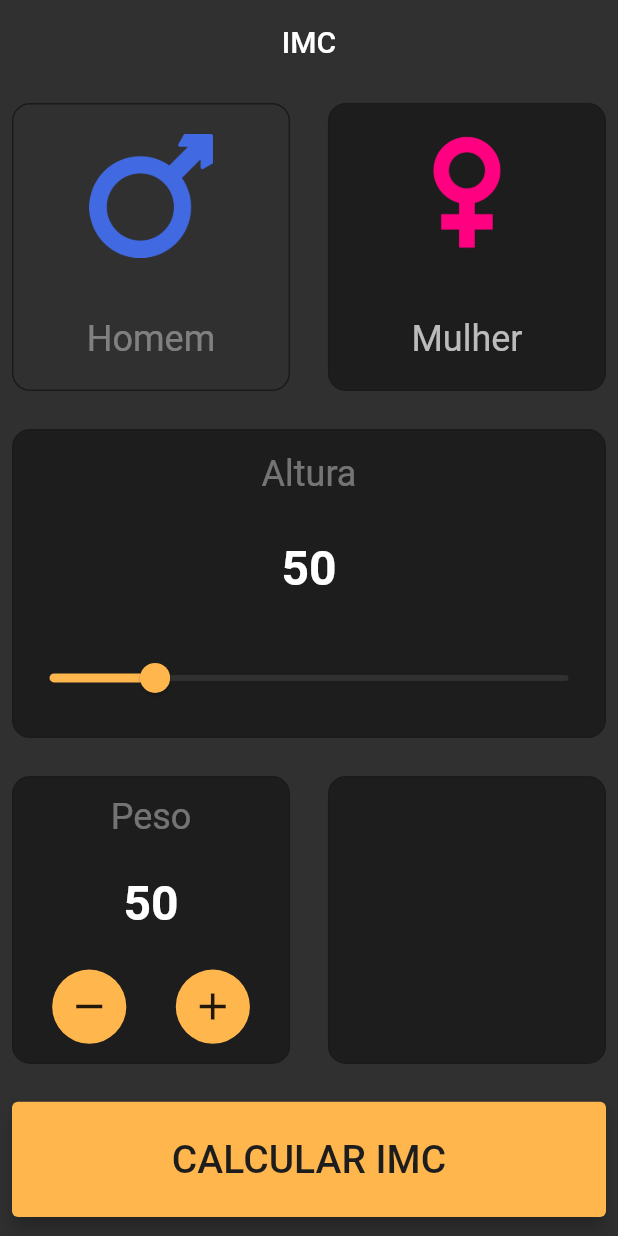
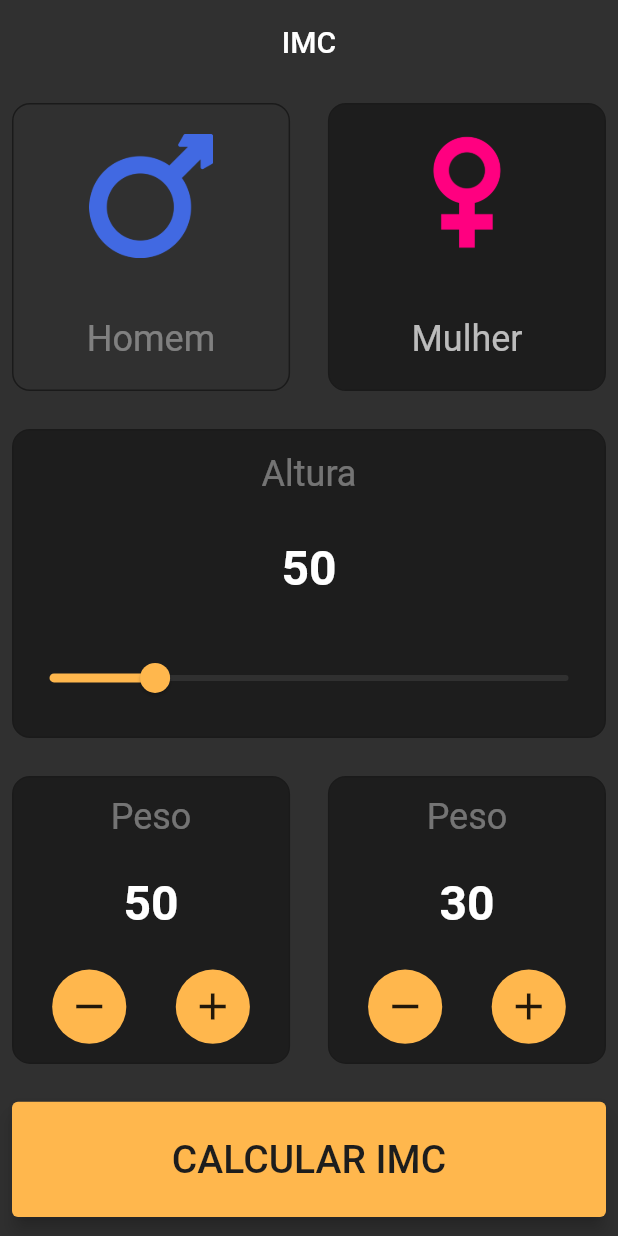
Before and after one commit to robertoalvarezjunior/imc_app, a Flutter app: the screen it shows after launch, on a phone screen of 412 x 824 dp. Run offline on Flutter 3.47's test engine with Material 2 defaults, Android fonts, the phone set to English and light mode, and no system bars.

Commit message:
age change

```diff
--- /dev/null
+++ b/lib/controllers/age_controller.dart
@@ -0,0 +1,16 @@
+import 'package:flutter/cupertino.dart';
+
+class AgeController with ChangeNotifier {
+  int _age = 30;
+  get age => _age;
+
+  ageAdd() {
+    _age++;
+    notifyListeners();
+  }
+
+  ageRemove() {
+    _age--;
+    notifyListeners();
+  }
+}
--- a/lib/controllers/weight_controller.dart
+++ b/lib/controllers/weight_controller.dart
@@ -1,7 +1,17 @@
 import 'package:flutter/cupertino.dart';
 
 class WeightController with ChangeNotifier {
-  final int _weight = 50;
+  int _weight = 50;
 
   get weight => _weight;
+
+  weightAdd() {
+    _weight++;
+    notifyListeners();
+  }
+
+  weightRemove() {
+    _weight--;
+    notifyListeners();
+  }
 }
--- a/lib/main.dart
+++ b/lib/main.dart
@@ -1,5 +1,6 @@
 import 'package:flutter/material.dart';
 import 'package:imc_app/constants/colors_class.dart';
+import 'package:imc_app/controllers/age_controller.dart';
 import 'package:imc_app/controllers/genre_controller.dart';
 import 'package:imc_app/controllers/slider_controller.dart';
 import 'package:imc_app/controllers/weight_controller.dart';
@@ -18,6 +19,9 @@ void main() {
         ),
         ChangeNotifierProvider(
           create: (context) => WeightController(),
+        ),
+        ChangeNotifierProvider(
+          create: (context) => AgeController(),
         ),
       ],
       child: const MyApp(),
--- a/lib/screens/home_screen.dart
+++ b/lib/screens/home_screen.dart
@@ -1,14 +1,15 @@
 import 'package:flutter/material.dart';
+import 'package:imc_app/controllers/age_controller.dart';
 import 'package:imc_app/controllers/genre_controller.dart';
 import 'package:imc_app/controllers/slider_controller.dart';
 import 'package:imc_app/controllers/weight_controller.dart';
-import 'package:imc_app/widgets/age_selector.dart';
+import 'package:imc_app/widgets/age_container.dart';
 import 'package:imc_app/widgets/appbar.dart';
-import 'package:imc_app/widgets/button_selector.dart';
-import 'package:imc_app/widgets/height_selector.dart';
-import 'package:imc_app/widgets/man_selector.dart';
-import 'package:imc_app/widgets/weight_selector.dart';
-import 'package:imc_app/widgets/woman_selector.dart';
+import 'package:imc_app/widgets/button_container.dart';
+import 'package:imc_app/widgets/height_container.dart';
+import 'package:imc_app/widgets/male_container.dart';
+import 'package:imc_app/widgets/weight_container.dart';
+import 'package:imc_app/widgets/female_container.dart';
 import 'package:provider/provider.dart';
 
 class HomeScreen extends StatelessWidget {
@@ -33,15 +34,15 @@ class HomeScreen extends StatelessWidget {
                 builder: (context, genre, child) => Row(
                   mainAxisAlignment: MainAxisAlignment.spaceBetween,
                   children: [
-                    ManSelector(genre: genre),
-                    WomanSelector(genre: genre),
+                    MaleContainer(genre: genre),
+                    FemaleContainer(genre: genre),
                   ],
                 ),
               ),
             ),
             Consumer<SliderControler>(
               builder: (context, slider, child) =>
-                  HeightSelector(slider: slider),
+                  HeightContainer(slider: slider),
             ),
             SizedBox(
               width: sizeW,
@@ -50,16 +51,21 @@ class HomeScreen extends StatelessWidget {
                 mainAxisAlignment: MainAxisAlignment.spaceBetween,
                 children: [
                   Consumer<WeightController>(
-                    builder: (context, value, child) => const WeightSelector(),
+                    builder: (context, weight, child) =>
+                        WeightContainer(weight: weight),
                   ),
-                  const AgeSelector(),
+                  Consumer<AgeController>(
+                    builder: (context, age, child) => AgeContainer(
+                      age: age,
+                    ),
+                  ),
                 ],
               ),
             ),
             SizedBox(
               height: sizeH * 0.1,
               width: double.infinity,
-              child: const ButtonSelector(),
+              child: const ButtonContainer(),
             ),
           ],
         ),
--- a/lib/widgets/weight_selector.dart
+++ b/lib/widgets/age_container.dart
@@ -1,15 +1,16 @@
 import 'package:flutter/material.dart';
 import 'package:imc_app/constants/colors_class.dart';
 import 'package:imc_app/constants/constants.dart';
-import 'package:imc_app/controllers/weight_controller.dart';
+import 'package:imc_app/controllers/age_controller.dart';
 import 'package:provider/provider.dart';
 
-class WeightSelector extends StatelessWidget {
-  const WeightSelector({super.key});
+class AgeContainer extends StatelessWidget {
+  const AgeContainer({super.key, required this.age});
+  final AgeController age;
 
   @override
   Widget build(BuildContext context) {
-    WeightController weightValue = context.watch<WeightController>();
+    AgeController ageValue = context.watch<AgeController>();
     Size size = MediaQuery.of(context).size;
     return Container(
       decoration: BoxDecoration(
@@ -23,7 +24,7 @@ class WeightSelector extends StatelessWidget {
         children: [
           const Text('Peso'),
           Text(
-            weightValue.weight.toString(),
+            ageValue.age.toString(),
             style: valueStyle,
           ),
           Row(
@@ -37,7 +38,7 @@ class WeightSelector extends StatelessWidget {
                 height: size.height * 0.06,
                 width: size.width * 0.20,
                 child: InkWell(
-                  onTap: () {},
+                  onTap: () => age.ageRemove(),
                   child: Icon(
                     Icons.remove,
                     size: 30,
@@ -53,7 +54,7 @@ class WeightSelector extends StatelessWidget {
                 height: size.height * 0.06,
                 width: size.width * 0.20,
                 child: InkWell(
-                  onTap: () {},
+                  onTap: () => age.ageAdd(),
                   child: Icon(
                     Icons.add,
                     size: 30,
--- a/lib/widgets/age_selector.dart
+++ /dev/null
@@ -1,25 +0,0 @@
-import 'package:flutter/material.dart';
-import 'package:imc_app/constants/colors_class.dart';
-import 'package:imc_app/constants/constants.dart';
-
-class AgeSelector extends StatefulWidget {
-  const AgeSelector({super.key});
-
-  @override
-  State<AgeSelector> createState() => _AgeSelectorState();
-}
-
-class _AgeSelectorState extends State<AgeSelector> {
-  @override
-  Widget build(BuildContext context) {
-    Size size = MediaQuery.of(context).size;
-    return Container(
-      decoration: BoxDecoration(
-        color: ColorsClass.mainColors['containerColor'],
-        borderRadius: border,
-        border: Border.all(color: ColorsClass.mainColors['containerBorder']!),
-      ),
-      width: size.width * 0.45,
-    );
-  }
-}
--- a/lib/widgets/button_selector.dart
+++ b/lib/widgets/button_container.dart
@@ -1,14 +1,14 @@
 import 'package:flutter/material.dart';
 import 'package:imc_app/constants/colors_class.dart';
 
-class ButtonSelector extends StatefulWidget {
-  const ButtonSelector({super.key});
+class ButtonContainer extends StatefulWidget {
+  const ButtonContainer({super.key});
 
   @override
-  State<ButtonSelector> createState() => _ButtonSelectorState();
+  State<ButtonContainer> createState() => _ButtonContainerState();
 }
 
-class _ButtonSelectorState extends State<ButtonSelector> {
+class _ButtonContainerState extends State<ButtonContainer> {
   @override
   Widget build(BuildContext context) {
     return ElevatedButton(
--- a/lib/widgets/man_selector.dart
+++ b/lib/widgets/female_container.dart
@@ -3,11 +3,8 @@ import 'package:imc_app/constants/colors_class.dart';
 import 'package:imc_app/constants/constants.dart';
 import 'package:imc_app/controllers/genre_controller.dart';
 
-class ManSelector extends StatelessWidget {
-  const ManSelector({
-    super.key,
-    required this.genre,
-  });
+class FemaleContainer extends StatelessWidget {
+  const FemaleContainer({super.key, required this.genre});
   final GenreController genre;
 
   @override
@@ -19,11 +16,13 @@ class ManSelector extends StatelessWidget {
       },
       child: Container(
         decoration: BoxDecoration(
-          color: genre.manSelect == true
+          color: genre.womanSelect == true
               ? ColorsClass.mainColors['containerColor']
               : Colors.transparent,
           borderRadius: border,
-          border: Border.all(color: ColorsClass.mainColors['containerBorder']!),
+          border: Border.all(
+            color: ColorsClass.mainColors['containerBorder']!,
+          ),
         ),
         width: size.width * 0.45,
         child: Column(
@@ -32,14 +31,14 @@ class ManSelector extends StatelessWidget {
             SizedBox(
               width: size.width * 0.2,
               child: Image.asset(
-                'assets/male.png',
+                'assets/female.png',
                 fit: BoxFit.cover,
               ),
             ),
             Text(
-              'Homem',
+              'Mulher',
               style: TextStyle(
-                color: genre.manSelect == true
+                color: genre.womanSelect == true
                     ? ColorsClass.mainColors['genreSelectedColor']
                     : ColorsClass.mainColors['mainTextColor'],
               ),
--- a/lib/widgets/height_selector.dart
+++ b/lib/widgets/height_container.dart
@@ -4,8 +4,8 @@ import 'package:imc_app/constants/constants.dart';
 import 'package:imc_app/controllers/slider_controller.dart';
 import 'package:provider/provider.dart';
 
-class HeightSelector extends StatelessWidget {
-  const HeightSelector({super.key, required this.slider});
+class HeightContainer extends StatelessWidget {
+  const HeightContainer({super.key, required this.slider});
   final SliderControler slider;
 
   @override
--- a/lib/widgets/woman_selector.dart
+++ b/lib/widgets/male_container.dart
@@ -3,8 +3,11 @@ import 'package:imc_app/constants/colors_class.dart';
 import 'package:imc_app/constants/constants.dart';
 import 'package:imc_app/controllers/genre_controller.dart';
 
-class WomanSelector extends StatelessWidget {
-  const WomanSelector({super.key, required this.genre});
+class MaleContainer extends StatelessWidget {
+  const MaleContainer({
+    super.key,
+    required this.genre,
+  });
   final GenreController genre;
 
   @override
@@ -16,13 +19,11 @@ class WomanSelector extends StatelessWidget {
       },
       child: Container(
         decoration: BoxDecoration(
-          color: genre.womanSelect == true
+          color: genre.manSelect == true
               ? ColorsClass.mainColors['containerColor']
               : Colors.transparent,
           borderRadius: border,
-          border: Border.all(
-            color: ColorsClass.mainColors['containerBorder']!,
-          ),
+          border: Border.all(color: ColorsClass.mainColors['containerBorder']!),
         ),
         width: size.width * 0.45,
         child: Column(
@@ -31,14 +32,14 @@ class WomanSelector extends StatelessWidget {
             SizedBox(
               width: size.width * 0.2,
               child: Image.asset(
-                'assets/female.png',
+                'assets/male.png',
                 fit: BoxFit.cover,
               ),
             ),
             Text(
-              'Mulher',
+              'Homem',
               style: TextStyle(
-                color: genre.womanSelect == true
+                color: genre.manSelect == true
                     ? ColorsClass.mainColors['genreSelectedColor']
                     : ColorsClass.mainColors['mainTextColor'],
               ),
--- /dev/null
+++ b/lib/widgets/weight_container.dart
@@ -0,0 +1,71 @@
+import 'package:flutter/material.dart';
+import 'package:imc_app/constants/colors_class.dart';
+import 'package:imc_app/constants/constants.dart';
+import 'package:imc_app/controllers/weight_controller.dart';
+import 'package:provider/provider.dart';
+
+class WeightContainer extends StatelessWidget {
+  const WeightContainer({super.key, required this.weight});
+  final WeightController weight;
+
+  @override
+  Widget build(BuildContext context) {
+    WeightController weightValue = context.watch<WeightController>();
+    Size size = MediaQuery.of(context).size;
+    return Container(
+      decoration: BoxDecoration(
+        color: ColorsClass.mainColors['containerColor'],
+        borderRadius: border,
+        border: Border.all(color: ColorsClass.mainColors['containerBorder']!),
+      ),
+      width: size.width * 0.45,
+      child: Column(
+        mainAxisAlignment: MainAxisAlignment.spaceAround,
+        children: [
+          const Text('Peso'),
+          Text(
+            weightValue.weight.toString(),
+            style: valueStyle,
+          ),
+          Row(
+            mainAxisAlignment: MainAxisAlignment.center,
+            children: [
+              Container(
+                decoration: BoxDecoration(
+                  shape: BoxShape.circle,
+                  color: ColorsClass.mainColors['main'],
+                ),
+                height: size.height * 0.06,
+                width: size.width * 0.20,
+                child: InkWell(
+                  onTap: () => weight.weightRemove(),
+                  child: Icon(
+                    Icons.remove,
+                    size: 30,
+                    color: ColorsClass.mainColors['textButton'],
+                  ),
+                ),
+              ),
+              Container(
+                decoration: BoxDecoration(
+                  shape: BoxShape.circle,
+                  color: ColorsClass.mainColors['main'],
+                ),
+                height: size.height * 0.06,
+                width: size.width * 0.20,
+                child: InkWell(
+                  onTap: () => weight.weightAdd(),
+                  child: Icon(
+                    Icons.add,
+                    size: 30,
+                    color: ColorsClass.mainColors['textButton'],
+                  ),
+                ),
+              ),
+            ],
+          ),
+        ],
+      ),
+    );
+  }
+}
```
